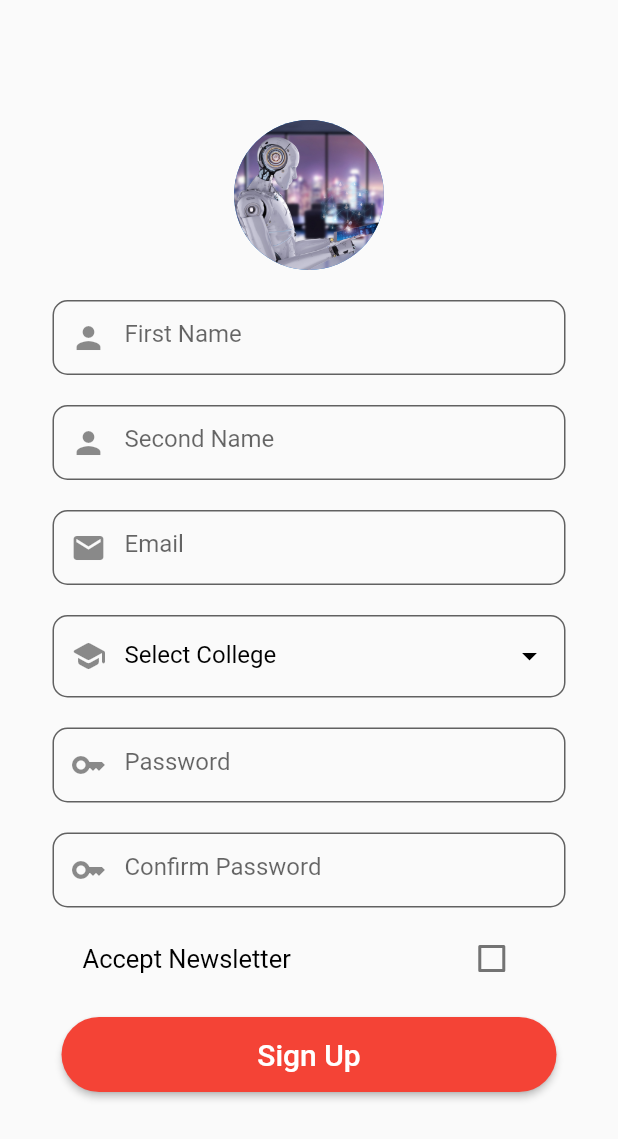
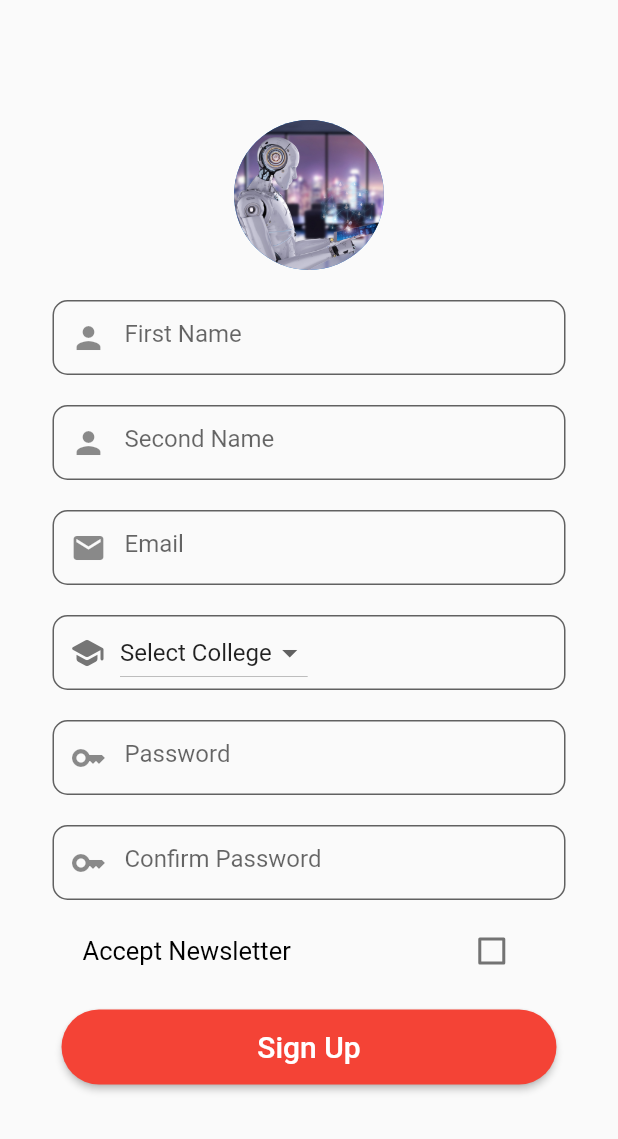
Before and after one commit to Anwishta/ANWISHTA-GHOSH_GDSCMSIT, a Flutter app: the screen it shows after launch, after a tap on "Login", on a phone screen of 412 x 824 dp. Shown: the top 1139 px of the screen. Run offline on Flutter 3.47's test engine with Material 2 defaults, Android fonts, the phone set to English and light mode, and no system bars.

Commit message:
loginPage changed

```diff
--- a/my_first_app/lib/Login-Page.dart
+++ b/my_first_app/lib/Login-Page.dart
@@ -1,12 +1,29 @@
 import 'package:flutter/material.dart';
 import 'package:my_first_app/main.dart';
-
+class LoginPage extends StatelessWidget {
+  const LoginPage({Key? key}) : super(key: key);
+  @override
+  Widget build(BuildContext context) {
+    return MaterialApp(
+      debugShowCheckedModeBanner: false,
+    );
+  }
+}
 class WidgetApp extends StatefulWidget {
   const WidgetApp({Key? key}) : super(key: key);
   @override
   State<WidgetApp> createState() => _WidgetAppState();}
 
 class _WidgetAppState extends State<WidgetApp>{
+  String dropdownvalue = 'Select College';
+
+  // List of items in our dropdown menu
+  var items = [
+    'Select College',
+    'ABC College',
+    'PQR College',
+    'XYZ College',
+  ];
   bool? isChecked = false;
   final myDecorateField = InputDecoration(
       enabledBorder: OutlineInputBorder(
@@ -70,17 +87,39 @@ class _WidgetAppState extends State<WidgetApp>{
                     ),
 
                     SizedBox(height: 20,),
-                     SizedBox(
-                       height: 55,
-                       child: TextField(
-                          decoration: myDecorateField.copyWith(
-                            hintText: 'Select College',
-                            hintStyle: TextStyle(color: Colors.black),
-                            suffixIcon: Icon(Icons.arrow_drop_down, color: Colors.black,),
-                            prefixIcon: Icon(Icons.school_rounded)
+                    Container(
+                      width: 350,
+                      height: 50,
+                      decoration: BoxDecoration(
+                        borderRadius: BorderRadius.circular(10),
+                            border: Border.all(
+                          color: Colors.grey.shade700,
+                      ),
+                      ),
+                      child: Row(
+                        children: [
+                           SizedBox(width: 10,),
+                          Icon(Icons.school_rounded, color: Colors.grey.shade600,),
+                          SizedBox(width: 10,),
+                          DropdownButton(
+                            value: dropdownvalue,
+                            items: items.map((String items) {
+                              return DropdownMenuItem(
+                                value: items,
+                                child: Text(items),
+                              );
+                            }).toList(),
+                            isExpanded: true,
+                            onChanged: (String? newValue) {
+                              setState(() {
+                                dropdownvalue = newValue!;
+                              });
+                            },
+
                           ),
-                        ),
-                     ),
+                        ],
+                      ),
+                    ),
 
                     SizedBox(height: 20,),
                     SizedBox(height: 50,
```
